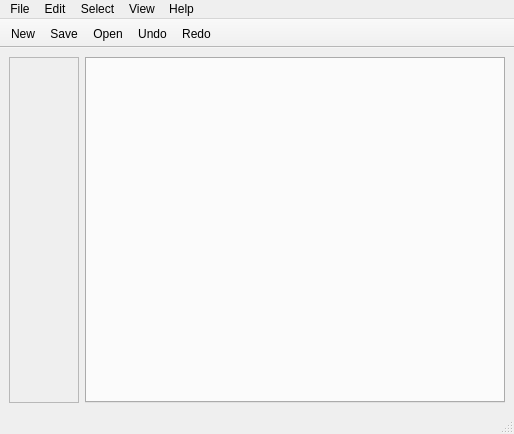
Old version of the form src/editorinterface.ui in the repository SkuratovichA/diagrams.
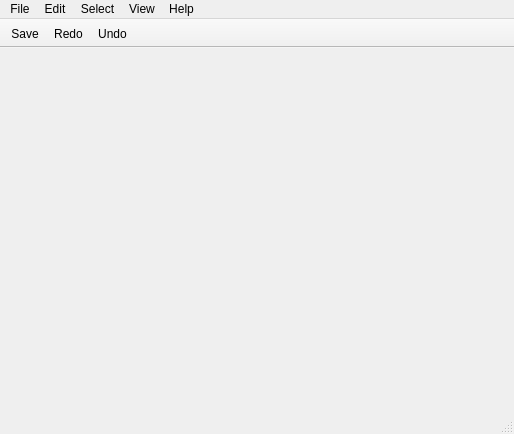
New version of the form.

```diff
--- a/src/editorinterface.ui
+++ b/src/editorinterface.ui
@@ -14,48 +14,7 @@
    <string>MainWindow</string>
   </property>
   <widget class="QWidget" name="centralwidget">
-   <layout class="QGridLayout" name="gridLayout">
-    <item row="0" column="1">
-     <layout class="QGridLayout" name="tab_layout">
-      <item row="0" column="0">
-       <widget class="QTabWidget" name="tabWidget">
-        <property name="currentIndex">
-         <number>-1</number>
-        </property>
-        <property name="tabsClosable">
-         <bool>true</bool>
-        </property>
-        <property name="movable">
-         <bool>true</bool>
-        </property>
-       </widget>
-      </item>
-     </layout>
-    </item>
-    <item row="0" column="0">
-     <widget class="QScrollArea" name="scrollArea">
-      <property name="sizePolicy">
-       <sizepolicy hsizetype="Preferred" vsizetype="Expanding">
-        <horstretch>0</horstretch>
-        <verstretch>0</verstretch>
-       </sizepolicy>
-      </property>
-      <property name="widgetResizable">
-       <bool>true</bool>
-      </property>
-      <widget class="QWidget" name="scrollAreaWidgetContents">
-       <property name="geometry">
-        <rect>
-         <x>0</x>
-         <y>0</y>
-         <width>68</width>
-         <height>350</height>
-        </rect>
-       </property>
-      </widget>
-     </widget>
-    </item>
-   </layout>
+   <layout class="QGridLayout" name="gridLayout"/>
   </widget>
   <widget class="QMenuBar" name="menubar">
    <property name="geometry">
@@ -134,11 +93,9 @@
    <attribute name="toolBarBreak">
     <bool>false</bool>
    </attribute>
-   <addaction name="actionNew_Project"/>
    <addaction name="actionSave"/>
-   <addaction name="actionOpen"/>
-   <addaction name="actionUndo"/>
    <addaction name="actionRedo"/>
+   <addaction name="actionUndo"/>
   </widget>
   <action name="actionNew_Project">
    <property name="text">
```
Left out of the diff: 2 changed lines with no effect on the pictures.
